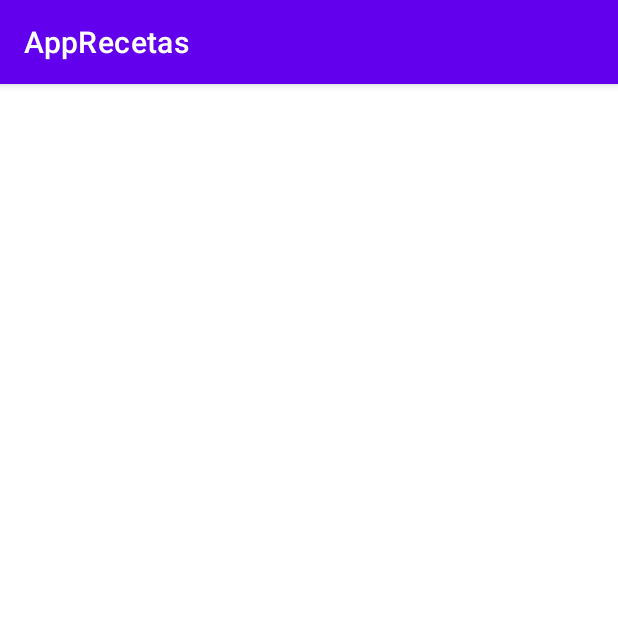
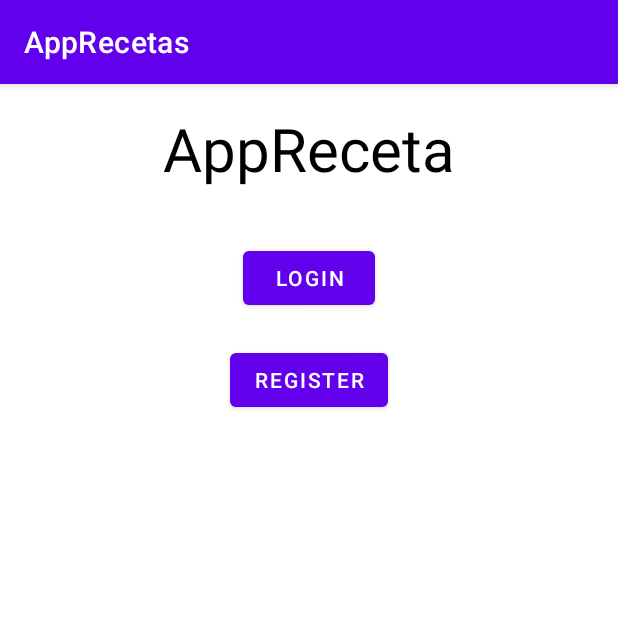
Before and after one commit to PabloDopico/AppRecetas, an Android app: the screen it shows after launch (Login_Or_Register), on a phone screen of 412 x 824 dp, the top half of it. Run offline under Robolectric (Android 15) with nearby library versions, the phone set to English and light mode, and no system bars.

Commit message:
Añadida pantalla de elección de login y registro, con los botones que te llevan a las actividades (de momento vacías).

```diff
--- a/app/build.gradle
+++ b/app/build.gradle
@@ -4,12 +4,12 @@ plugins {
 
 android {
     namespace 'com.example.apprecetas'
-    compileSdk 32
+    compileSdk 33
 
     defaultConfig {
         applicationId "com.example.apprecetas"
         minSdk 25
-        targetSdk 32
+        targetSdk 33
         versionCode 1
         versionName "1.0"
 
--- a/app/src/main/java/com/example/apprecetas/Login_Or_Register.java
+++ b/app/src/main/java/com/example/apprecetas/Login_Or_Register.java
@@ -2,7 +2,13 @@ package com.example.apprecetas;
 
 import androidx.appcompat.app.AppCompatActivity;
 
+import android.content.Intent;
 import android.os.Bundle;
+import android.view.View;
+import android.widget.Button;
+
+import com.example.apprecetas.Login.LoginActivity;
+import com.example.apprecetas.Register.RegisterActivity;
 
 public class Login_Or_Register extends AppCompatActivity {
 
@@ -11,6 +17,23 @@ public class Login_Or_Register extends AppCompatActivity {
         super.onCreate(savedInstanceState);
         setContentView(R.layout.login_or_register_activity);
 
+        Button loginButton = findViewById(R.id.login);
+        Button registerButton = findViewById(R.id.register);
 
+        loginButton.setOnClickListener(new View.OnClickListener() {
+            @Override
+            public void onClick(View v) {
+                Intent intent = new Intent(Login_Or_Register.this, LoginActivity.class);
+                startActivity(intent);
+            }
+        });
+
+        registerButton.setOnClickListener(new View.OnClickListener() {
+            @Override
+            public void onClick(View v) {
+                Intent intent = new Intent(Login_Or_Register.this, RegisterActivity.class);
+                startActivity(intent);
+            }
+        });
     }
 }
--- a/app/src/main/res/layout/login_or_register_activity.xml
+++ b/app/src/main/res/layout/login_or_register_activity.xml
@@ -4,6 +4,44 @@
     xmlns:tools="http://schemas.android.com/tools"
     android:layout_width="match_parent"
     android:layout_height="match_parent"
-    tools:context=".Login_Or_Register">
+    tools:context=".User.Login_Or_Register">
+
+    <TextView
+        android:id="@+id/titulo"
+        android:layout_width="wrap_content"
+        android:layout_height="wrap_content"
+        android:text="AppReceta"
+        android:textSize="40sp"
+        android:textColor="@android:color/black"
+        app:layout_constraintTop_toTopOf="parent"
+        app:layout_constraintStart_toStartOf="parent"
+        app:layout_constraintEnd_toEndOf="parent"
+        app:layout_constraintHorizontal_bias="0.5"
+        android:layout_marginTop="16dp"
+        android:layout_marginBottom="16dp"/>
+
+    <Button
+        android:id="@+id/login"
+        android:layout_width="wrap_content"
+        android:layout_height="wrap_content"
+        android:layout_marginTop="35dp"
+        android:text="Login"
+        app:layout_constraintEnd_toEndOf="parent"
+        app:layout_constraintHorizontal_bias="0.5"
+        app:layout_constraintStart_toStartOf="parent"
+        app:layout_constraintTop_toBottomOf="@id/titulo" />
+
+    <Button
+
+        android:id="@+id/register"
+        android:layout_width="wrap_content"
+        android:layout_height="wrap_content"
+        android:text="Register"
+        app:layout_constraintTop_toBottomOf="@id/login"
+        app:layout_constraintStart_toStartOf="parent"
+        app:layout_constraintEnd_toEndOf="parent"
+        app:layout_constraintHorizontal_bias="0.5"
+        android:layout_marginTop="20dp"/>
+
 
 </androidx.constraintlayout.widget.ConstraintLayout>
```
Also changed, not shown: app/src/main/AndroidManifest.xml (+14 -0 lines), app/src/main/java/com/example/apprecetas/Login/LoginActivity.java (added, +16 -0 lines), app/src/main/java/com/example/apprecetas/Register/RegisterActivity.java (added, +16 -0 lines), app/src/main/res/layout/activity_login.xml (added, +9 -0 lines), app/src/main/res/layout/activity_register.xml (added, +9 -0 lines).
